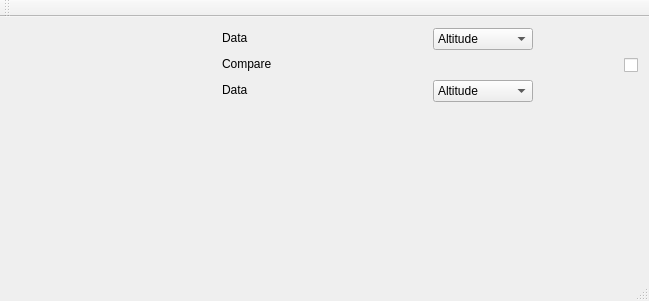
This is statisticsview.ui in oreoPanda/IGCStatistics as Qt 5 draws it before an edit. The edited form follows.
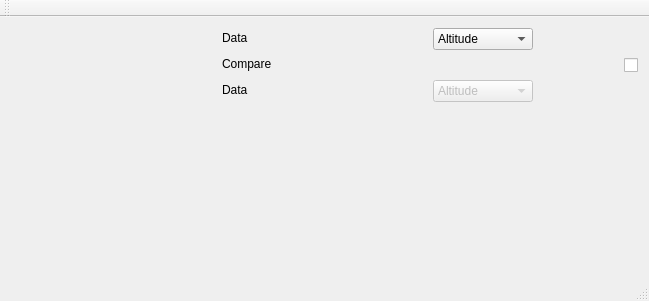
This is the edited form. Custom widgets are drawn as their Qt base class.

Diff of the .ui file:
```diff
--- a/statisticsview.ui
+++ b/statisticsview.ui
@@ -126,7 +126,10 @@
        </widget>
       </item>
       <item>
-       <widget class="QComboBox" name="comboBox">
+       <widget class="QComboBox" name="comparedatachooser">
+        <property name="enabled">
+         <bool>false</bool>
+        </property>
         <property name="maximumSize">
          <size>
           <width>100</width>
```
Left out of the diff: 61 changed lines with no effect on the pictures.
